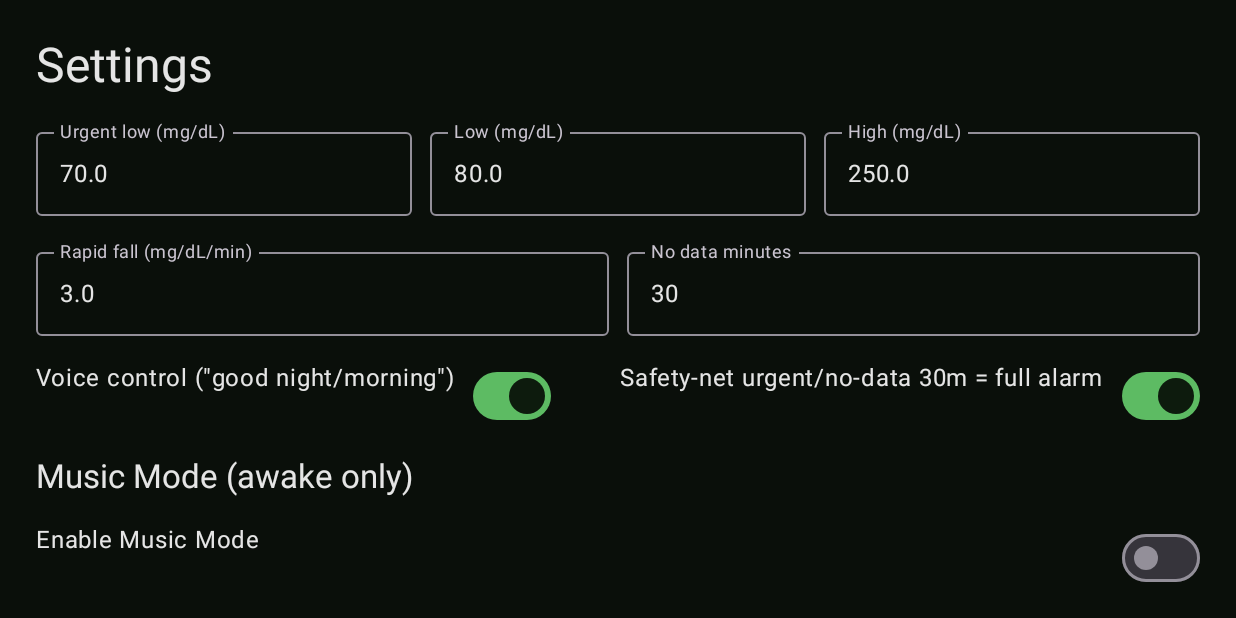
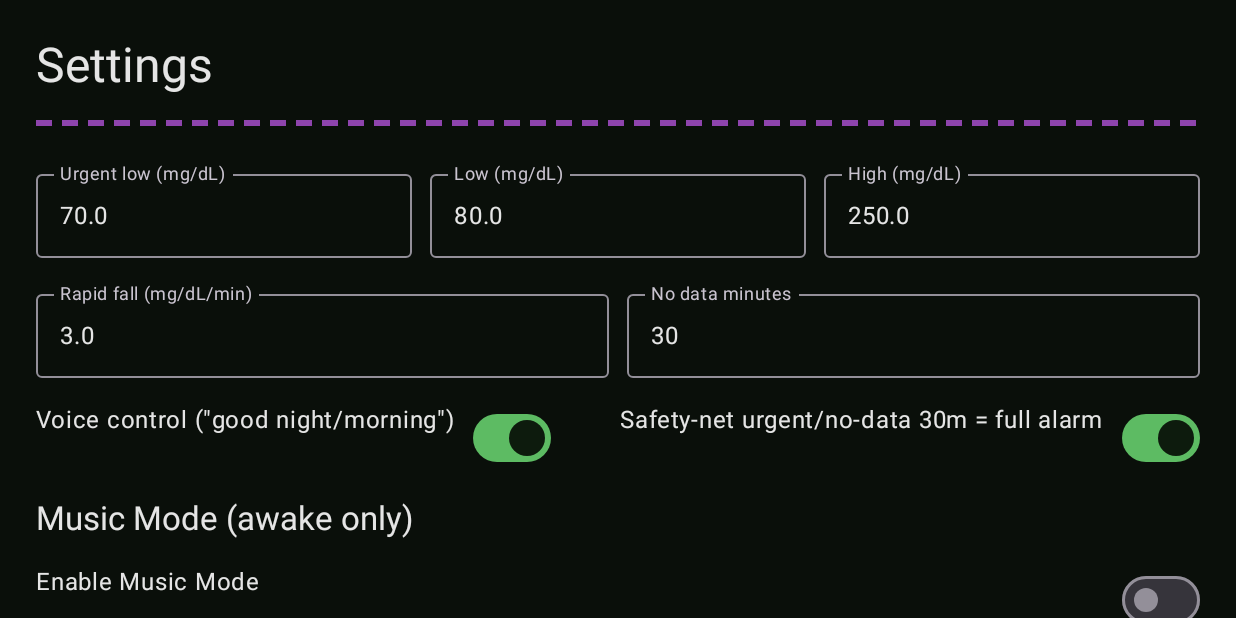
Before and after one commit to codescrapbook/g7-night-alarm, an Android app built with Jetpack Compose: the screen it shows after launch (MainActivity), after a tap on "Settings", on a phone screen of 824 x 412 dp (held sideways). Run offline under Robolectric (Android 15) with nearby library versions, the phone set to English and light mode, and no system bars; our stand-ins replace Room's generated code.

Commit message:
style(theme): add subtle stitched border/decor on Home and Settings (non-intrusive)
Co-authored-by: Joe Seeley <codescrapbook@users.noreply.github.com>

```diff
--- a/app/src/main/java/com/g7nightalarm/app/ui/screens/HomeScreen.kt
+++ b/app/src/main/java/com/g7nightalarm/app/ui/screens/HomeScreen.kt
@@ -62,13 +62,37 @@ fun HomeScreen(onOpenSettings: () -> Unit) {
     }
     val ageMin = latest?.let { ((System.currentTimeMillis() - it.timestamp) / 60000.0).toInt() } ?: 0
 
-    Column(
+    Box(
         modifier = Modifier
             .fillMaxSize()
             .background(Color(0xFF101010))
-            .padding(24.dp),
-        verticalArrangement = Arrangement.spacedBy(24.dp)
     ) {
+        // Subtle stitched border decoration (does not affect layout or readability)
+        Canvas(modifier = Modifier.fillMaxSize()) {
+            val w = size.width
+            val h = size.height
+            val stitchColor = Color(0xFFC62828)
+            val stitchLen = 12f
+            val gap = 8f
+            var x = 0f
+            while (x < w) {
+                drawRect(color = stitchColor, topLeft = androidx.compose.ui.geometry.Offset(x, 0f), size = androidx.compose.ui.geometry.Size(stitchLen, 2f))
+                drawRect(color = stitchColor, topLeft = androidx.compose.ui.geometry.Offset(x, h - 2f), size = androidx.compose.ui.geometry.Size(stitchLen, 2f))
+                x += stitchLen + gap
+            }
+            var y = 0f
+            while (y < h) {
+                drawRect(color = stitchColor, topLeft = androidx.compose.ui.geometry.Offset(0f, y), size = androidx.compose.ui.geometry.Size(2f, stitchLen))
+                drawRect(color = stitchColor, topLeft = androidx.compose.ui.geometry.Offset(w - 2f, y), size = androidx.compose.ui.geometry.Size(2f, stitchLen))
+                y += stitchLen + gap
+            }
+        }
+        Column(
+            modifier = Modifier
+                .fillMaxSize()
+                .padding(24.dp),
+            verticalArrangement = Arrangement.spacedBy(24.dp)
+        ) {
         Row(modifier = Modifier.fillMaxWidth(), horizontalArrangement = Arrangement.SpaceBetween, verticalAlignment = Alignment.CenterVertically) {
             Column {
                 // High-contrast, large digits readable at distance
@@ -112,6 +136,7 @@ fun HomeScreen(onOpenSettings: () -> Unit) {
             }
         }
         Spacer(Modifier.weight(1f))
+        }
     }
 }
 
--- a/app/src/main/java/com/g7nightalarm/app/ui/screens/SettingsScreen.kt
+++ b/app/src/main/java/com/g7nightalarm/app/ui/screens/SettingsScreen.kt
@@ -10,6 +10,7 @@ import androidx.compose.foundation.layout.Row
 import androidx.compose.foundation.layout.Spacer
 import androidx.compose.foundation.layout.fillMaxSize
 import androidx.compose.foundation.layout.fillMaxWidth
+import androidx.compose.foundation.layout.height
 import androidx.compose.foundation.layout.padding
 import androidx.compose.foundation.rememberScrollState
 import androidx.compose.foundation.verticalScroll
@@ -105,6 +106,27 @@ fun SettingsScreen(onBack: () -> Unit) {
         verticalArrangement = Arrangement.spacedBy(16.dp)
     ) {
         Text("Settings", style = MaterialTheme.typography.headlineLarge)
+        // Subtle purple stitch under the header for theme continuity
+        androidx.compose.foundation.Canvas(
+            modifier = Modifier
+                .fillMaxWidth()
+                .padding(bottom = 8.dp)
+                .height(4.dp)
+        ) {
+            val w = size.width
+            val stitchColor = androidx.compose.ui.graphics.Color(0xFF8E44AD)
+            val stitchLen = 16f
+            val gap = 10f
+            var x = 0f
+            while (x < w) {
+                drawRect(
+                    color = stitchColor,
+                    topLeft = androidx.compose.ui.geometry.Offset(x, 0f),
+                    size = androidx.compose.ui.geometry.Size(stitchLen, size.height)
+                )
+                x += stitchLen + gap
+            }
+        }
         Row(Modifier.fillMaxWidth(), horizontalArrangement = Arrangement.spacedBy(12.dp)) {
             OutlinedTextField(urgentLow, onValueChange = { urgentLow = it.filter { ch -> ch.isDigit() || ch == '.' } }, label = { Text("Urgent low (mg/dL)") }, modifier = Modifier.weight(1f))
             OutlinedTextField(low, onValueChange = { low = it.filter { ch -> ch.isDigit() || ch == '.' } }, label = { Text("Low (mg/dL)") }, modifier = Modifier.weight(1f))
```
